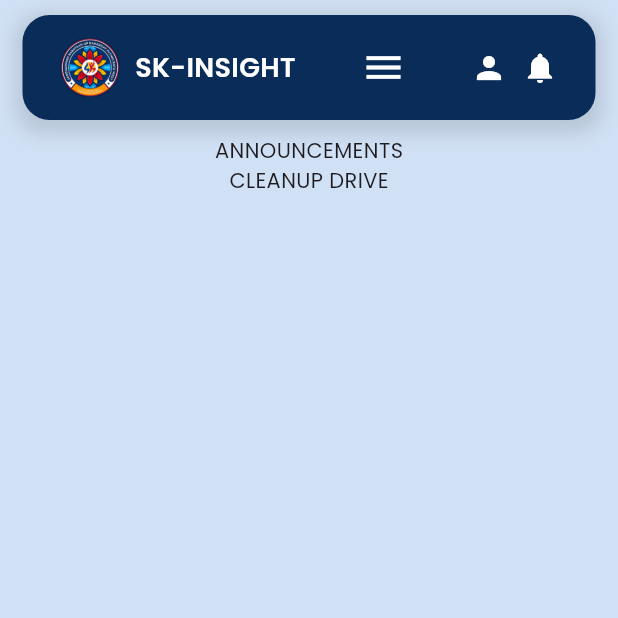
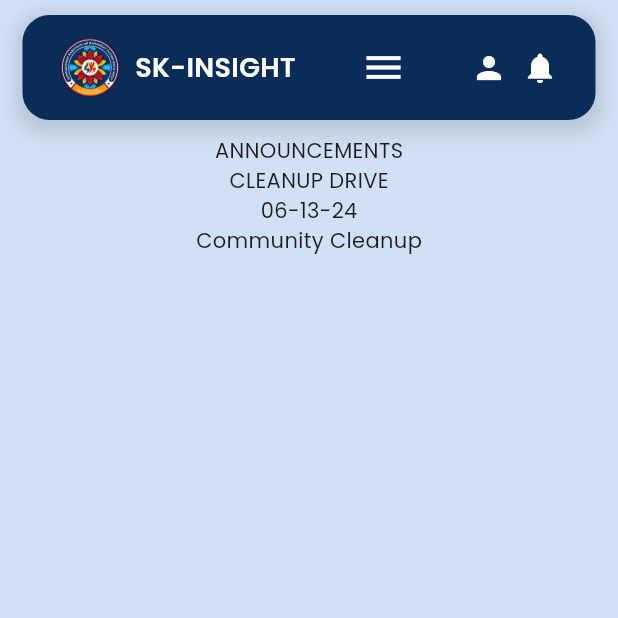
Before and after one commit to Andreicomia11-12/SK-INSIGHT-flutter, a Flutter app: the screen it shows after launch, on a phone screen of 412 x 824 dp, the top half of it. Run offline on Flutter 3.47's test engine with Material 3 defaults, Android fonts, the phone set to English and light mode, and no system bars; our stand-ins replace google_fonts; missing offline and left inert: file_selector.

Commit message:
week-4 Day-2

```diff
--- a/lib/pages/announcement.dart
+++ b/lib/pages/announcement.dart
@@ -20,25 +20,17 @@ class _AnnouncementState extends State<Announcement> {
             children: [
               _buildTopBar(),
 
-              Align(
-                child: Container(
-                  child: Text(
-                    'ANNOUNCEMENTS'
-                  ),
-                ),
-              ),
+              Align(child: Container(child: Text('ANNOUNCEMENTS'))),
 
               // Profile Card with image
               Stack(
                 alignment: Alignment.topCenter,
                 children: [
-                  Container(
-                    child: Container(
-                      child: Text('CLEANUP DRIVE'),
-                    ),
-                  ),
+                  Container(child: Container(child: Text('CLEANUP DRIVE'))),
                 ],
               ),
+              Container(child: Container(child: Text('06-13-24'))),
+              Container(child: Container(child: Text('Community Cleanup'))),
               const SizedBox(height: 20),
             ],
           ),
@@ -46,6 +38,7 @@ class _AnnouncementState extends State<Announcement> {
       ),
     );
   }
+
   // Top Navigation Bar
   Widget _buildTopBar() {
     return Container(
```
